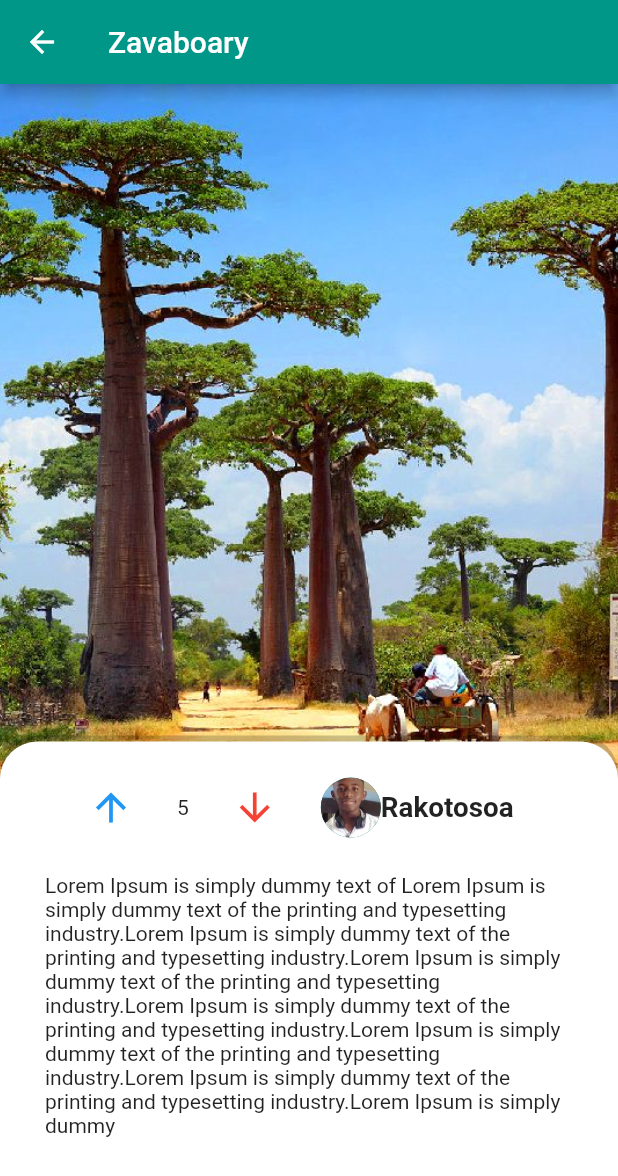
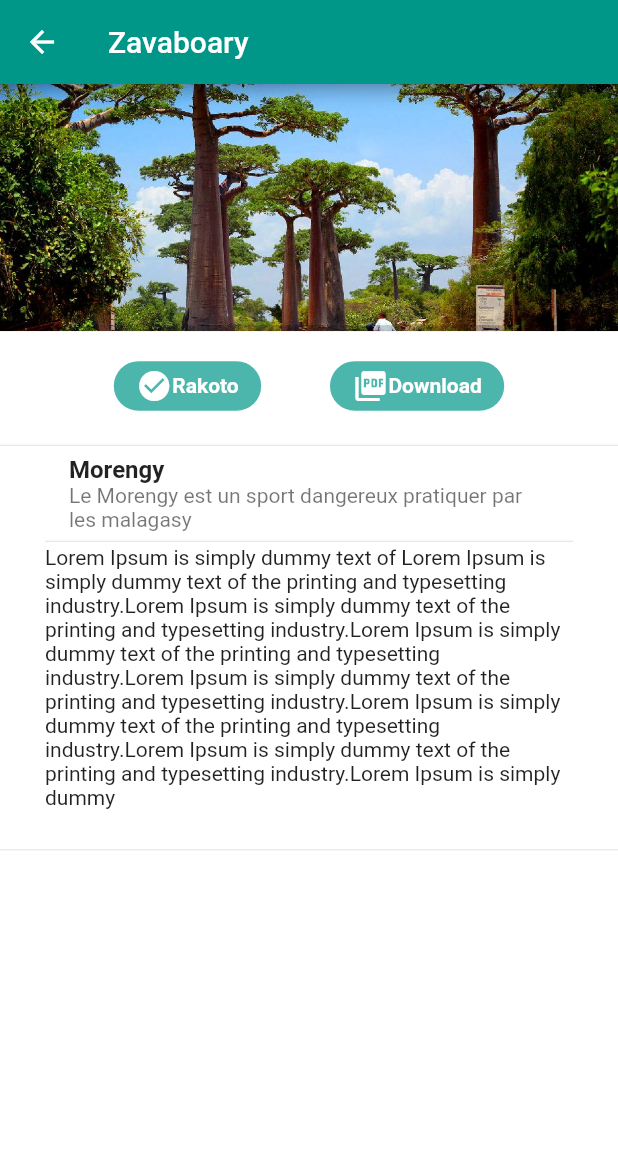
Before and after one commit to iTeam-S/Vakoka, a Flutter app: the PubliPage screen opened directly, on a phone screen of 412 x 824 dp. Shown: the top 1176 px of the screen. Run offline on Flutter 3.47's test engine with Material 2 defaults, Android fonts, the phone set to English and light mode, and no system bars; our stand-ins replace dio, file_picker, flutter_svg, get, get_storage, rounded_loading_button; accounts and stored records are empty.

Commit message:
page publication

```diff
--- a/lib/views/home.dart
+++ b/lib/views/home.dart
@@ -7,7 +7,6 @@ import 'package:get/get.dart';
 import 'package:mybn/controllers/app.dart';
 import 'package:mybn/controllers/upload.dart';
 import 'package:mybn/translation.dart';
-import 'package:mybn/views/doctor_info.dart';
 import 'package:mybn/views/publiPage.dart';
 import 'package:mybn/models/speciality.dart';
 import 'package:mybn/views/responsive.dart';
@@ -603,7 +602,7 @@ class BigCard extends StatelessWidget {
     return GestureDetector(
         onTap: () {
           Navigator.push(
-              context, MaterialPageRoute(builder: (context) => DoctorsInfo()));
+              context, MaterialPageRoute(builder: (context) => PubliPage()));
         },
         child: Container(
           width: 300,
@@ -670,7 +669,7 @@ class CardList extends StatelessWidget {
     return GestureDetector(
       onTap: () {
         Navigator.push(
-            context, MaterialPageRoute(builder: (context) => DoctorsInfo()));
+            context, MaterialPageRoute(builder: (context) => PubliPage()));
       },
       child: Card(
         elevation: 8.0,
@@ -715,7 +714,7 @@ class DocWidget extends StatelessWidget {
     return GestureDetector(
       onTap: () {
         Navigator.push(
-            context, MaterialPageRoute(builder: (context) => DoctorsInfo()));
+            context, MaterialPageRoute(builder: (context) => PubliPage()));
       },
       child: Card(
           elevation: 8.0,
@@ -743,7 +742,8 @@ class DocWidget extends StatelessWidget {
                     Icon(Icons.unpublished),
                   Text(
                     speciality,
-                    style: TextStyle(color: Colors.white, fontSize: 15),
+                    style:
+                        TextStyle(color: Colors.white, fontSize: width * 0.005),
                   ),
                 ],
               ),
--- a/lib/views/publiPage.dart
+++ b/lib/views/publiPage.dart
@@ -10,16 +10,18 @@ class PubliPage extends StatelessWidget {
   Widget build(BuildContext context) {
     width = MediaQuery.of(context).size.width;
     height = MediaQuery.of(context).size.height;
+
     return Scaffold(
       appBar: AppBar(
         leading: Icon(Icons.arrow_back),
         title: Text("Zavaboary"),
       ),
-      body: Stack(
+      body: SingleChildScrollView(
+        child: Column(
           children: [
             Container(
               width: width,
-            height: height * .6,
+              height: height * .2,
               decoration: BoxDecoration(
                 image: DecorationImage(
                     image: ExactAssetImage("assets/img/baobab.jpg"),
@@ -29,14 +31,12 @@ class PubliPage extends StatelessWidget {
             Align(
               alignment: Alignment.bottomCenter,
               child: Container(
-                height: height * .4,
-                width: width,
-                decoration: BoxDecoration(
-                    color: Colors.white,
-                    borderRadius: BorderRadius.only(
+                  height: height * .8,
+                  decoration: BoxDecoration(color: Colors.white,
+                      /*borderRadius: BorderRadius.only(
                         topLeft: Radius.circular(25),
                         topRight: Radius.circular(25),
-                    ),
+                      ),*/
                       boxShadow: [
                         BoxShadow(
                             color: Colors.black.withOpacity(.2),
@@ -53,46 +53,86 @@ class PubliPage extends StatelessWidget {
                           right: 30,
                         ),
                         child: Row(
+                          mainAxisAlignment: MainAxisAlignment.spaceEvenly,
                           children: [
-                          MaterialButton(
-                              onPressed: () {},
-                              shape: CircleBorder(),
-                              child: Icon(Icons.arrow_upward_outlined,
-                                  size: 30, color: Colors.blue)),
-                          Text("5"),
-                          MaterialButton(
-                              onPressed: () {},
-                              shape: CircleBorder(),
-                              child: Icon(Icons.arrow_downward_outlined,
-                                  size: 30, color: Colors.red)),
                             Container(
-                              child: Row(children: [
-                            CircleAvatar(
-                              backgroundImage: AssetImage("assets/img/doc.png"),
+                                height: height * .04,
+                                alignment: Alignment.center,
+                                padding: EdgeInsets.symmetric(horizontal: 15),
+                                decoration: BoxDecoration(
+                                    color: Colors.teal[300],
+                                    borderRadius: BorderRadius.circular(30)),
+                                child: Row(
+                                    mainAxisSize: MainAxisSize.max,
+                                    mainAxisAlignment: MainAxisAlignment.start,
+                                    children: [
+                                      Icon(Icons.check_circle,
+                                          color: Colors.white),
+                                      Text(
+                                        'Rakoto',
+                                        style: TextStyle(
+                                            fontWeight: FontWeight.bold,
+                                            color: Colors.white),
+                                      )
+                                    ])),
+                            Container(
+                              height: height * .04,
+                              padding: EdgeInsets.symmetric(horizontal: 15),
+                              decoration: BoxDecoration(
+                                  color: Colors.teal[300],
+                                  borderRadius: BorderRadius.circular(30)),
+                              child: Row(
+                                  mainAxisSize: MainAxisSize.max,
+                                  mainAxisAlignment: MainAxisAlignment.start,
+                                  children: [
+                                    Icon(
+                                      Icons.picture_as_pdf,
+                                      color: Colors.white,
                                     ),
-                            SizedBox(),
-                            Text("Rakotosoa",
+                                    Text('Download',
                                         style: TextStyle(
-                                    fontSize: width * 0.045,
-                                    fontWeight: FontWeight.bold))
-                          ]))
+                                            fontWeight: FontWeight.bold,
+                                            color: Colors.white))
+                                  ]),
+                            )
                           ],
                         ),
                       ),
+                      SizedBox(height: height * .025),
+                      Divider(height: 5),
                       Padding(
                         padding: const EdgeInsets.only(
-                        top: 20,
                           left: 30,
                           right: 30,
                         ),
                         child: Flexible(
-                        child: Text(lorem, overflow: TextOverflow.fade),
+                          child: Column(
+                            children: [
+                              ListTile(
+                                title: Text('Morengy',
+                                    style:
+                                        TextStyle(fontWeight: FontWeight.bold)),
+                                subtitle: Text(
+                                    "Le Morengy est un sport dangereux pratiquer par les malagasy"),
                               ),
+                              Divider(height: 5),
+                              Text(lorem, overflow: TextOverflow.fade)
+                            ],
+                          ),
+                        ),
+                      ),
+                      SizedBox(height: height * .03),
+                      Divider(height: 5),
+                      SizedBox(height: height * .03),
+                      Container(
+                        width: width * .7,
+                        child: Row(children: []),
+                      )
+                    ],
+                  )),
             )
           ],
         ),
-              )),
-        ],
       ),
     );
   }
```
Lines whose indentation alone changed are shown as unchanged.
